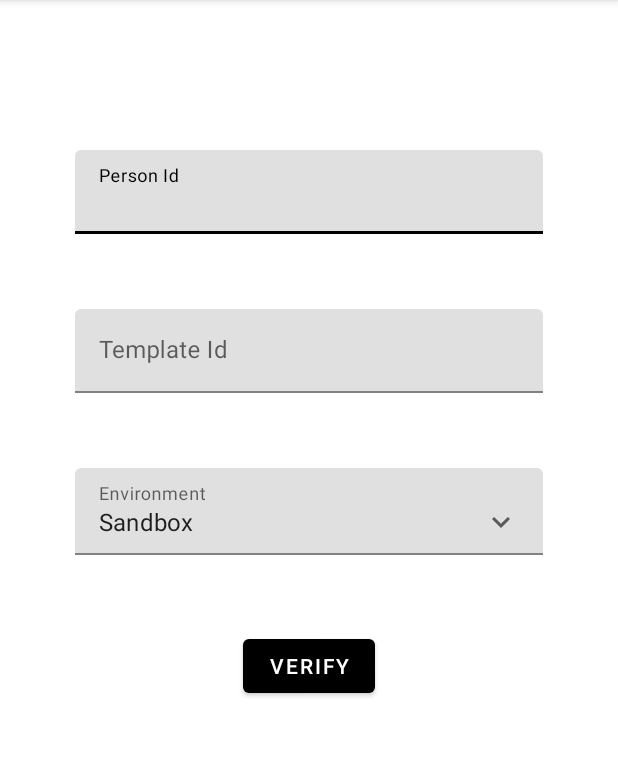
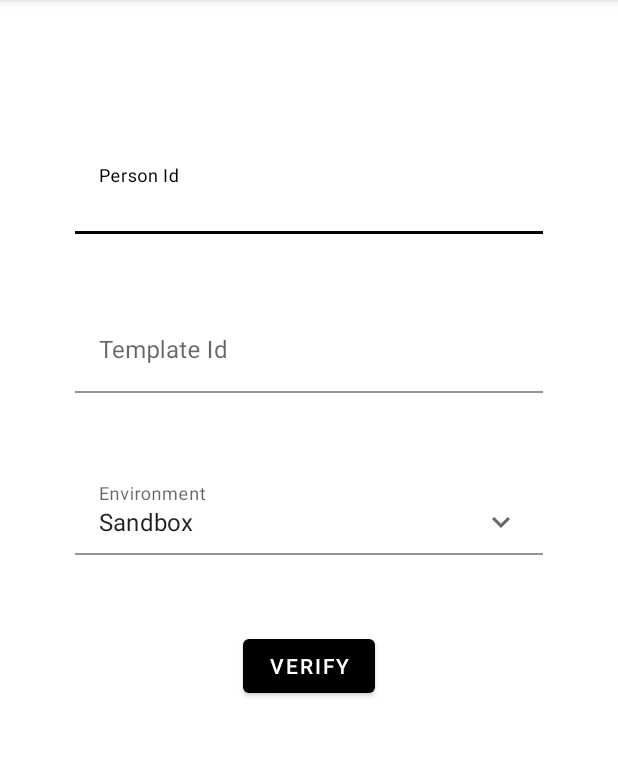
Before and after one commit to solidfi/persona-android, an Android app: the screen it shows after launch (MainActivity), on a phone screen of 412 x 824 dp, the part 84-841 px from its top. Run offline under Robolectric (Android 15) with nearby library versions, the phone set to English and light mode, and no system bars; libraries missing offline, so code that uses them is left out: com.withpersona.sdk.

Commit message:
edittext bg changed

```diff
--- a/PersonaSample/app/src/main/res/layout/activity_main.xml
+++ b/PersonaSample/app/src/main/res/layout/activity_main.xml
@@ -21,6 +21,7 @@
             android:id="@+id/personIdEditText"
             android:layout_width="match_parent"
             android:layout_height="wrap_content"
+            android:background="@android:color/transparent"
             android:hint="@string/person_id"
             android:imeOptions="actionNext"
             android:singleLine="true" />
@@ -40,6 +41,7 @@
             android:id="@+id/templateIdEditText"
             android:layout_width="match_parent"
             android:layout_height="wrap_content"
+            android:background="@android:color/transparent"
             android:hint="@string/template_id"
             android:imeOptions="actionDone"
             android:singleLine="true" />
@@ -59,6 +61,7 @@
             android:id="@+id/environmentEditText"
             android:layout_width="match_parent"
             android:layout_height="wrap_content"
+            android:background="@android:color/transparent"
             android:drawableEnd="@drawable/ic_baseline_keyboard_arrow_down_24"
             android:editable="false"
             android:focusable="false"
```
